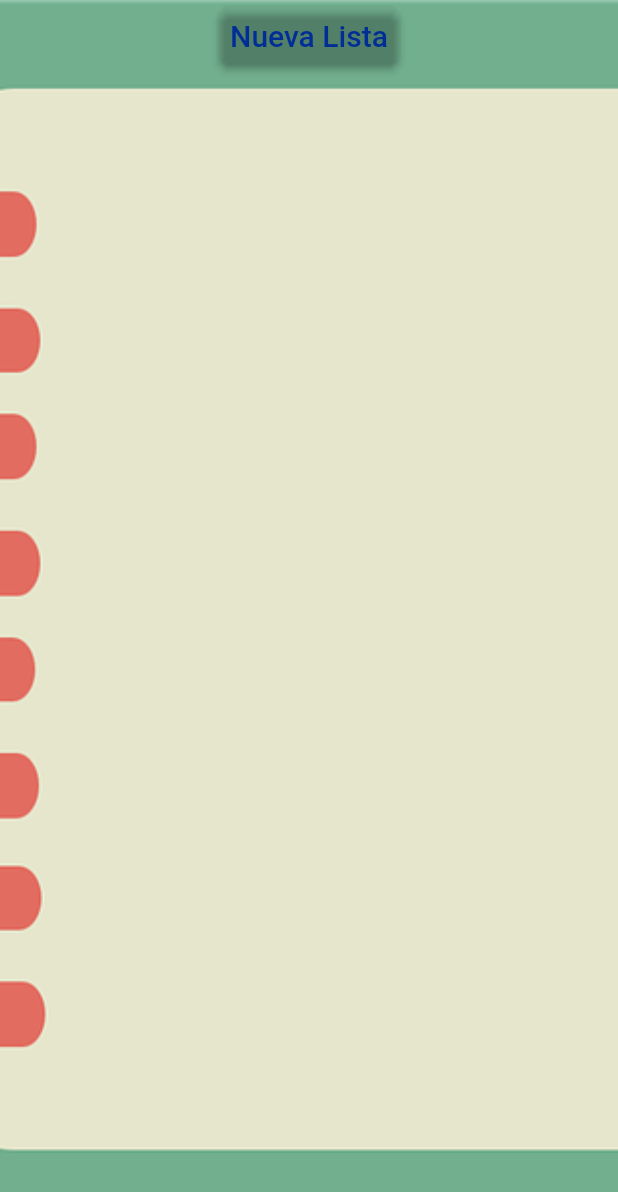
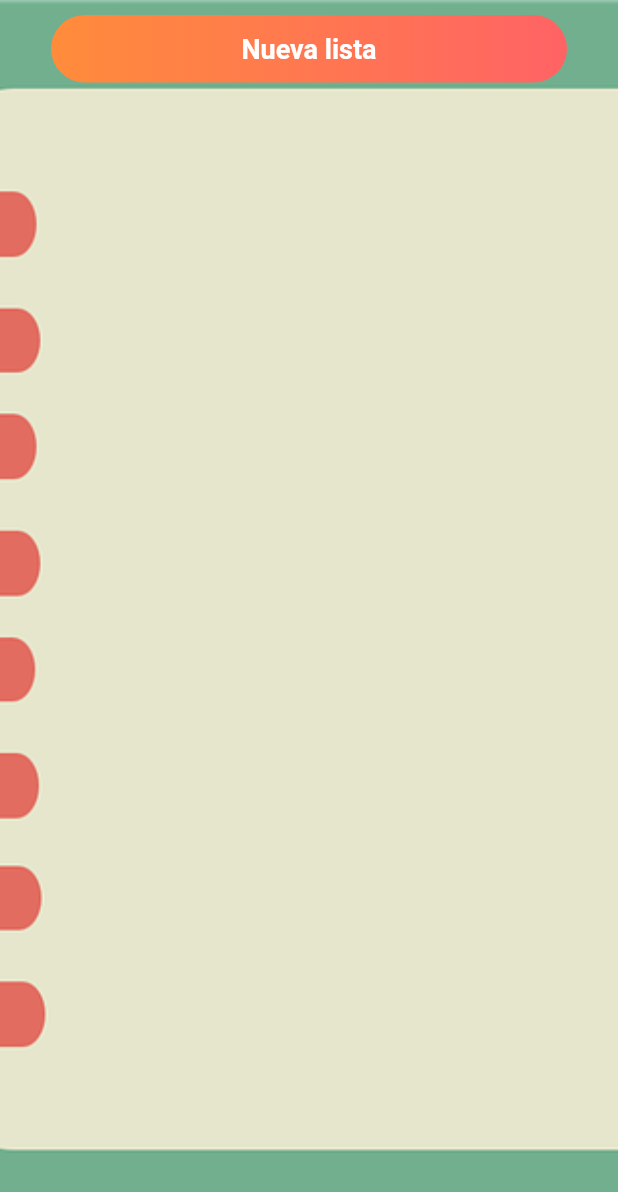
Before and after one commit to Mecmecker/todoapp, a Flutter app: the screen it shows after launch, on a phone screen of 412 x 824 dp. Shown: the top 1192 px of the screen. Run offline on Flutter 3.47's test engine with Material 2 defaults, Android fonts, the phone set to English and light mode, and no system bars; our stand-ins replace sqflite; accounts and stored records are empty; Roboto replaces fonts that are missing (Netflix).

Commit message:
New custom button added.

```diff
--- a/lib/screens/home_screen.dart
+++ b/lib/screens/home_screen.dart
@@ -1,8 +1,8 @@
 import 'package:flutter/material.dart';
-import 'package:provider/provider.dart';
 import 'package:todoapp/data/database.dart';
-import 'package:todoapp/data/listas_provider.dart';
 import 'package:todoapp/widgets/widgets.dart';
+
+import '../widgets/custom_button.dart';
 
 class HomeScreen extends StatefulWidget {
   const HomeScreen({Key? key}) : super(key: key);
@@ -13,19 +13,6 @@ class HomeScreen extends StatefulWidget {
 
 class _HomeScreenState extends State<HomeScreen> {
   final DatabaseRepository database = DatabaseRepository.instance;
-  late TextEditingController controller;
-
-  @override
-  void initState() {
-    controller = TextEditingController();
-    super.initState();
-  }
-
-  @override
-  void dispose() {
-    controller.dispose();
-    super.dispose();
-  }
 
   @override
   Widget build(BuildContext context) {
@@ -41,23 +28,8 @@ class _HomeScreenState extends State<HomeScreen> {
                     Image.asset('assets/fondolibreta.png', fit: BoxFit.cover)),
             Column(
               children: [
-                Center(
-                  child: TextButton(
-                    style: TextButton.styleFrom(
-                      foregroundColor: const Color.fromARGB(255, 0, 45, 150),
-                      elevation: 2,
-                      shape: const BeveledRectangleBorder(
-                        borderRadius: BorderRadius.all(
-                          Radius.circular(5),
-                        ),
-                      ),
-                    ),
-                    child: const Text(
-                      'Nueva Lista',
-                      style: TextStyle(fontSize: 20),
-                    ),
-                    onPressed: openDialog,
-                  ),
+                const Center(
+                  child: CustomButton(title: 'Nueva lista'),
                 ),
                 const SizedBox(
                   height: 8,
@@ -76,42 +48,4 @@ class _HomeScreenState extends State<HomeScreen> {
       ),
     );
   }
-
-  void aceptar() {
-    Navigator.of(context).pop(controller.text);
-  }
-
-  void cancelar() {
-    Navigator.of(context).pop();
-  }
-
-  Future<String?> openDialog() {
-    return showDialog(
-      context: context,
-      builder: (context) => AlertDialog(
-        title: const Text('Nombre Lista'),
-        content: TextField(
-          controller: controller,
-          decoration:
-              const InputDecoration(hintText: 'Entra el nombre de la lista'),
-          autofocus: true,
-        ),
-        actions: [
-          TextButton(
-            onPressed: aceptar,
-            child: const Text('Aceptar'),
-          ),
-          TextButton(
-            onPressed: cancelar,
-            child: const Text('Cancelar'),
-          ),
-        ],
-      ),
-    ).then((value) {
-      if (value != null) {
-        Provider.of<ListProvider>(context, listen: false).nuevoScan(value);
-      }
-      return null;
-    });
-  }
 }
--- /dev/null
+++ b/lib/widgets/custom_button.dart
@@ -0,0 +1,104 @@
+import 'package:flutter/material.dart';
+import 'package:provider/provider.dart';
+
+import '../data/listas_provider.dart';
+
+class CustomButton extends StatefulWidget {
+  final String title;
+
+  const CustomButton({Key? key, required this.title}) : super(key: key);
+
+  @override
+  State<CustomButton> createState() => _CustomButtonState();
+}
+
+class _CustomButtonState extends State<CustomButton> {
+  late TextEditingController controller;
+
+  @override
+  void initState() {
+    controller = TextEditingController();
+    super.initState();
+  }
+
+  @override
+  void dispose() {
+    controller.dispose();
+    super.dispose();
+  }
+
+  @override
+  Widget build(BuildContext context) {
+    void aceptar() {
+      Navigator.of(context).pop(controller.text);
+    }
+
+    void cancelar() {
+      Navigator.of(context).pop();
+    }
+
+    Future<String?> openDialog() {
+      return showDialog(
+        context: context,
+        builder: (context) => AlertDialog(
+          title: const Text('Nombre Lista'),
+          content: TextField(
+            controller: controller,
+            decoration:
+                const InputDecoration(hintText: 'Entra el nombre de la lista'),
+            autofocus: true,
+          ),
+          actions: [
+            TextButton(
+              onPressed: aceptar,
+              child: const Text('Aceptar'),
+            ),
+            TextButton(
+              onPressed: cancelar,
+              child: const Text('Cancelar'),
+            ),
+          ],
+        ),
+      ).then((value) {
+        if (value != null) {
+          Provider.of<ListProvider>(context, listen: false).nuevoScan(value);
+        }
+        return null;
+      });
+    }
+
+    return Container(
+      margin: const EdgeInsets.only(top: 10, left: 34, right: 34),
+      height: 45,
+      decoration: const BoxDecoration(
+        gradient: LinearGradient(
+          colors: [
+            Color(0xFFFF8C3B),
+            Color(0xFFFF6365),
+          ],
+          begin: Alignment.centerLeft,
+          end: Alignment.centerRight,
+        ),
+        borderRadius: BorderRadius.all(
+          Radius.circular(25.0),
+        ),
+      ),
+      child: Center(
+        child: GestureDetector(
+          onTap: openDialog,
+          child: Text(
+            widget.title,
+            textAlign: TextAlign.left,
+            style: const TextStyle(
+              fontFamily: "Netflix",
+              fontWeight: FontWeight.w600,
+              fontSize: 18,
+              letterSpacing: 0.0,
+              color: Colors.white,
+            ),
+          ),
+        ),
+      ),
+    );
+  }
+}
```
